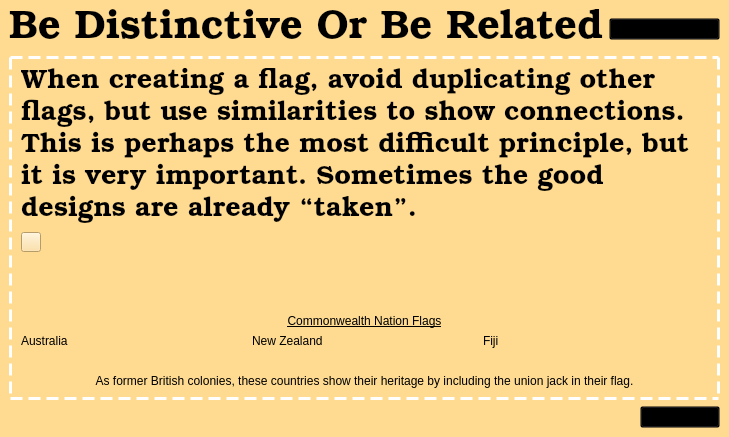
Before: the Qt Designer form bedistinctiveorrelatedlesson.ui in zxjorge/EDApp, drawn with Qt 5.
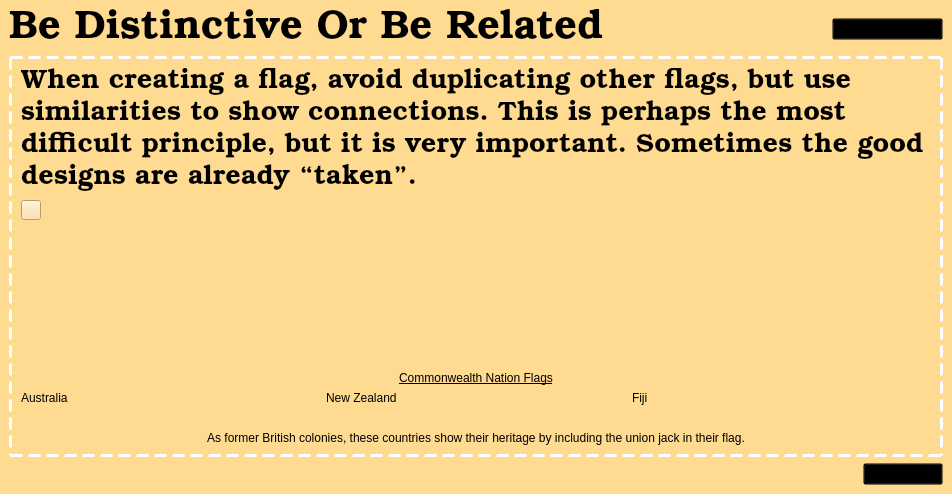
After: the same form once the commit is applied. Icons and pictures are not drawn.

What changed in the file:
```diff
--- a/bedistinctiveorrelatedlesson.ui
+++ b/bedistinctiveorrelatedlesson.ui
@@ -6,8 +6,8 @@
    <rect>
     <x>0</x>
     <y>0</y>
-    <width>652</width>
-    <height>437</height>
+    <width>952</width>
+    <height>494</height>
    </rect>
   </property>
   <property name="font">
```
